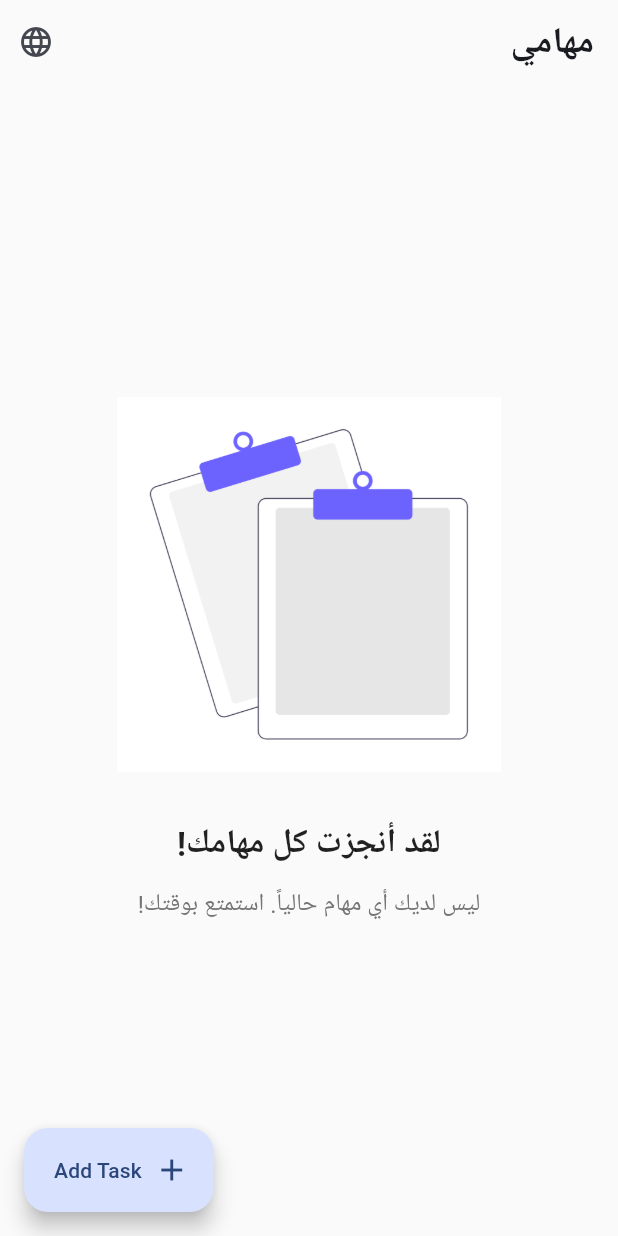
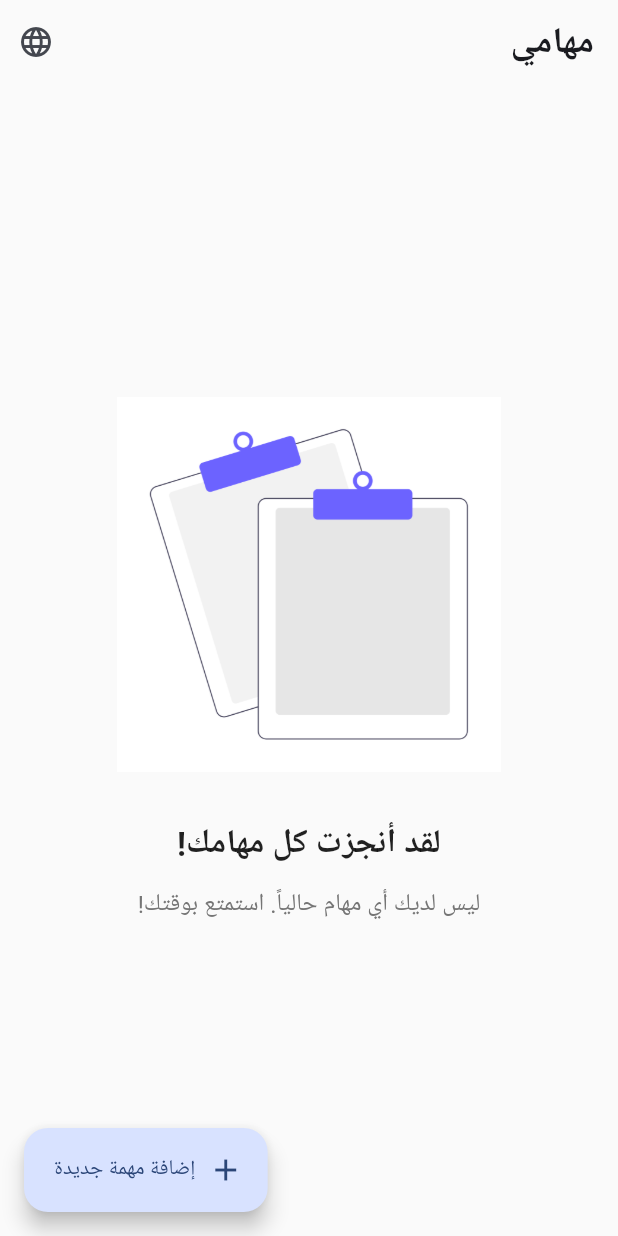
Before and after one commit to Seddek-Nadhem/todo_app, a Flutter app: the screen it shows after launch, after a tap on the "language" icon, on a phone screen of 412 x 824 dp. Run offline on Flutter 3.47's test engine with Material 3 defaults, Android fonts, the phone set to English and light mode, and no system bars; our stand-ins replace equatable, flutter_bloc, get_it, sqflite; accounts and stored records are empty.

Commit message:
fix: make FAB also use localization

```diff
--- a/lib/presentation/pages/home_page.dart
+++ b/lib/presentation/pages/home_page.dart
@@ -132,7 +132,7 @@ class HomePage extends StatelessWidget {
             builder: (context) => const TodoBottomSheet(),
           );
         },
-        label: const Text('Add Task'),
+        label: Text(context.l10n.addTask),
         icon: const Icon(Icons.add),
       ),
     );
```
